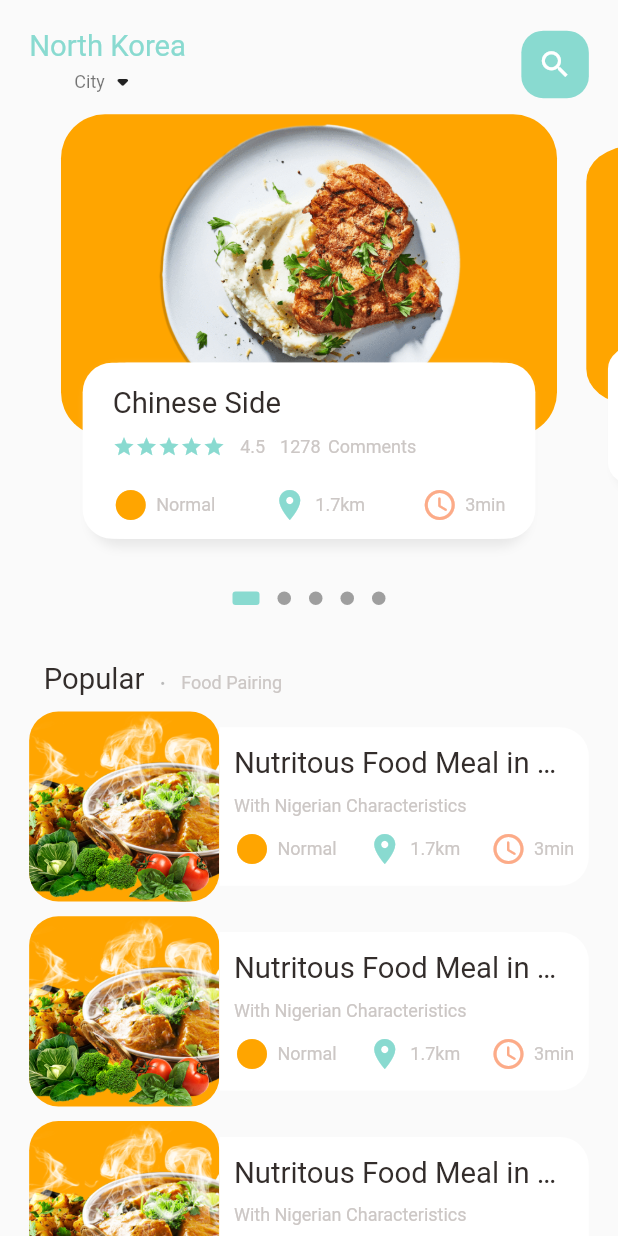
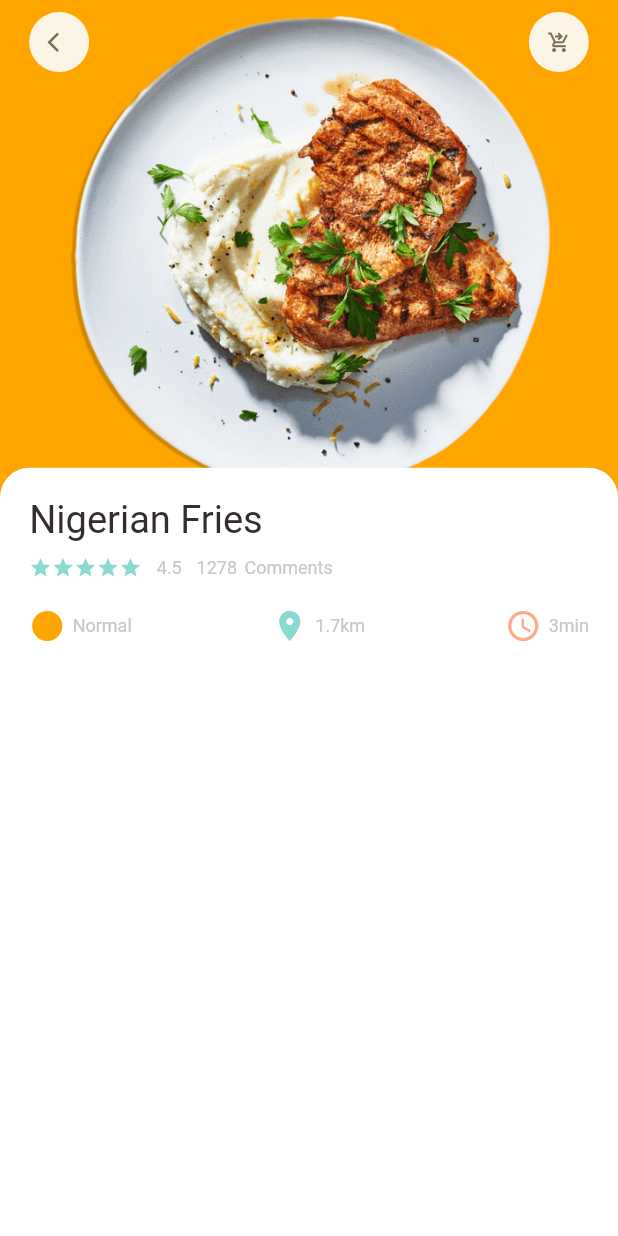
Before and after one commit to Chris-Eminence/Food-E-commerce-app, a Flutter app: the screen it shows after launch, on a phone screen of 412 x 824 dp. Run offline on Flutter 3.47's test engine with Material 2 defaults, Android fonts, the phone set to English and light mode, and no system bars; drawn by our look-alikes of dots_indicator; our stand-ins replace get.

Commit message:
food page details

```diff
--- a/lib/main.dart
+++ b/lib/main.dart
@@ -1,4 +1,5 @@
 import 'package:flutter/material.dart';
+import 'package:food_app/pages/food/popular_food_details.dart';
 import 'package:food_app/pages/home/main_food_page.dart';
 import 'package:get/get.dart';
 
@@ -17,7 +18,7 @@ class MyApp extends StatelessWidget {
       theme: ThemeData(
         primarySwatch: Colors.blue,
       ),
-      home: const MainFoodPage(),
+      home: const PopularFoodDetails(),
     );
   }
 }
--- a/lib/pages/food/popular_food_details.dart
+++ b/lib/pages/food/popular_food_details.dart
@@ -0,0 +1,78 @@
+import 'package:flutter/cupertino.dart';
+import 'package:flutter/material.dart';
+import 'package:food_app/app_color.dart';
+import 'package:food_app/utils/screen_dimensions.dart';
+import 'package:food_app/widgets/app_column.dart';
+import 'package:food_app/widgets/app_icon.dart';
+
+import '../../widgets/big_text_widgets.dart';
+import '../../widgets/icon_and_text_widget.dart';
+import '../../widgets/small_text_widget.dart';
+
+class PopularFoodDetails extends StatelessWidget {
+  const PopularFoodDetails({Key? key}) : super(key: key);
+
+  @override
+  Widget build(BuildContext context) {
+    return SafeArea(
+      child: Scaffold(
+        body: Stack(
+          children: [
+            Positioned(
+              left: 0,
+              right: 0,
+              child: Container(
+                width: double.maxFinite,
+                height: ScreenDimension.popularFoodImageSize,
+                decoration: BoxDecoration(
+                  color: AppColors.primaryColor,
+                  image: const DecorationImage(
+                    image: AssetImage(
+                      'images/first_food.png',
+                    ),
+                  ),
+                ),
+              ),
+            ),
+            Positioned(
+              left: ScreenDimension.width20,
+              right: ScreenDimension.width20,
+              child: Padding(
+                padding: const EdgeInsets.only(top: 8.0),
+                child: Row(
+                  mainAxisAlignment: MainAxisAlignment.spaceBetween,
+                  children: [
+                    AppIcon(icon: Icons.arrow_back_ios),
+                    AppIcon(icon: Icons.shopping_cart_checkout_outlined),
+                  ],
+                ),
+              ),
+            ),
+            Positioned(
+              left: 0,
+              right: 0,
+              bottom: 0,
+              top: ScreenDimension.popularFoodImageSize - 30,
+              child: Container(
+                  padding: EdgeInsets.only(
+                    left: ScreenDimension.width20,
+                    right: ScreenDimension.width20,
+                    top: ScreenDimension.height20,
+                  ),
+                  decoration: BoxDecoration(
+                    borderRadius: BorderRadius.only(
+                      topRight: Radius.circular(ScreenDimension.radius20),
+                      topLeft: Radius.circular(ScreenDimension.radius20),
+                    ),
+                    color: Colors.white,
+                  ),
+                  child: const AppColumn(
+                    text: 'Nigerian Fries',
+                  )),
+            )
+          ],
+        ),
+      ),
+    );
+  }
+}
--- a/lib/pages/home/food_page_body.dart
+++ b/lib/pages/home/food_page_body.dart
@@ -2,10 +2,13 @@ import 'package:dots_indicator/dots_indicator.dart';
 import 'package:flutter/cupertino.dart';
 import 'package:flutter/material.dart';
 import 'package:food_app/app_color.dart';
+import 'package:food_app/widgets/app_column.dart';
 import 'package:get/get.dart';
 import 'package:food_app/widgets/big_text_widgets.dart';
 import 'package:food_app/widgets/icon_and_text_widget.dart';
 import 'package:food_app/widgets/small_text_widget.dart';
+
+import '../../utils/screen_dimensions.dart';
 
 class FoodPageBody extends StatefulWidget {
   const FoodPageBody({Key? key}) : super(key: key);
@@ -252,52 +255,8 @@ class _FoodPageBodyState extends State<FoodPageBody> {
                   left: 15,
                   right: 15,
                 ),
-                child: Column(
-                  crossAxisAlignment: CrossAxisAlignment.start,
-                  children: [
-                    BigText(text: 'Chinese Side'),
-                    SizedBox(
-                      height: ScreenDimension.height10,
-                    ),
-                    Row(children: [
-                      Wrap(
-                        children: List.generate(
-                            5,
-                            (index) => Icon(
-                                  Icons.star,
-                                  color: AppColors.mainColor,
-                                  size: 15,
-                                )),
-                      ),
-                      SizedBox(width: 10),
-                      SmallText(text: '4.5'),
-                      SizedBox(width: 10),
-                      SmallText(text: '1278'),
-                      SizedBox(width: 5),
-                      SmallText(text: 'Comments')
-                    ]),
-                    SizedBox(height: ScreenDimension.height20),
-                    Row(
-                      mainAxisAlignment: MainAxisAlignment.spaceBetween,
-                      children: [
-                        IconAndTextWidget(
-                          icon: Icons.circle_sharp,
-                          text: 'Normal',
-                          iconColor: AppColors.primaryColor,
-                        ),
-                        IconAndTextWidget(
-                          icon: Icons.location_on,
-                          text: '1.7km',
-                          iconColor: AppColors.mainColor,
-                        ),
-                        IconAndTextWidget(
-                          icon: Icons.access_time_rounded,
-                          text: '3min',
-                          iconColor: AppColors.iconColor2,
-                        ),
-                      ],
-                    ),
-                  ],
+                child: AppColumn(
+                  text: 'Nigerian Fries',
                 ),
               ),
             ),
@@ -307,41 +266,3 @@ class _FoodPageBodyState extends State<FoodPageBody> {
     );
   }
 }
-
-// Dimension class for the app dimensions
-class ScreenDimension {
-  static double screenHeight = Get.context!.height;
-  static double screenWidth = Get.context!.width;
-
-  static double pageViewContainer = screenHeight / 3.84;
-  static double pageView = screenHeight / 2.64;
-  static double pageViewTextContainer = screenHeight / 7.03;
-
-  // Dynamic height -  padding and margin
-  static double height10 = screenHeight / 84.4;
-  static double height20 = screenHeight / 42.4;
-  static double height15 = screenHeight / 52.27;
-  static double height30 = screenHeight / 28.21;
-  static double height45 = screenHeight / 18.76;
-
-  // Dynamic Width - padding and margin
-  static double width10 = screenHeight / 84.4;
-  static double width20 = screenHeight / 42.4;
-  static double width15 = screenHeight / 52.27;
-  static double width30 = screenHeight / 28.21;
-  static double width45 = screenHeight / 18.76;
-
-  static double font20 = screenHeight / 42.2;
-
-  // radius
-  static double radius15 = screenHeight / 56.27;
-  static double radius20 = screenHeight / 42.2;
-  static double radius30 = screenHeight / 28.13;
-
-  //  icon size
-  static double iconSize24 = screenHeight / 35.17;
-
-  // ListView Size
-  static double listViewImageSize = screenWidth / 3.25;
-  static double listViewTextContainerize = screenWidth / 3.9;
-}
--- a/lib/pages/home/main_food_page.dart
+++ b/lib/pages/home/main_food_page.dart
@@ -4,6 +4,7 @@ import 'package:food_app/app_color.dart';
 import 'package:food_app/widgets/big_text_widgets.dart';
 import 'package:food_app/widgets/small_text_widget.dart';
 
+import '../../utils/screen_dimensions.dart';
 import 'food_page_body.dart';
 
 class MainFoodPage extends StatefulWidget {
--- /dev/null
+++ b/lib/utils/screen_dimensions.dart
@@ -0,0 +1,44 @@
+// Dimension class for the app dimensions
+import 'package:get/get.dart';
+
+class ScreenDimension {
+  static double screenHeight = Get.context!.height;
+  static double screenWidth = Get.context!.width;
+
+  static double pageViewContainer = screenHeight / 3.84;
+  static double pageView = screenHeight / 2.64;
+  static double pageViewTextContainer = screenHeight / 7.03;
+
+  // Dynamic height -  padding and margin
+  static double height10 = screenHeight / 84.4;
+  static double height20 = screenHeight / 42.4;
+  static double height15 = screenHeight / 52.27;
+  static double height30 = screenHeight / 28.21;
+  static double height45 = screenHeight / 18.76;
+
+  // Dynamic Width - padding and margin
+  static double width10 = screenHeight / 84.4;
+  static double width20 = screenHeight / 42.4;
+  static double width15 = screenHeight / 52.27;
+  static double width30 = screenHeight / 28.21;
+  static double width45 = screenHeight / 18.76;
+
+  static double font20 = screenHeight / 42.2;
+  static double font26 = screenHeight / 32.46;
+
+  // radius
+  static double radius15 = screenHeight / 56.27;
+  static double radius20 = screenHeight / 42.2;
+  static double radius30 = screenHeight / 28.13;
+
+  //  icon size
+  static double iconSize24 = screenHeight / 35.17;
+  static double iconSize16 = screenHeight / 52.75;
+
+  // ListView Size
+  static double listViewImageSize = screenWidth / 3.25;
+  static double listViewTextContainerize = screenWidth / 3.9;
+
+  // Popular foods
+  static double popularFoodImageSize = screenHeight / 2.41;
+}
--- /dev/null
+++ b/lib/widgets/app_column.dart
@@ -0,0 +1,66 @@
+import 'package:flutter/material.dart';
+import 'package:food_app/widgets/small_text_widget.dart';
+
+import '../app_color.dart';
+import '../utils/screen_dimensions.dart';
+import 'big_text_widgets.dart';
+import 'icon_and_text_widget.dart';
+
+class AppColumn extends StatelessWidget {
+  final String text;
+  const AppColumn({Key? key, required this.text}) : super(key: key);
+
+  @override
+  Widget build(BuildContext context) {
+    return Column(
+      crossAxisAlignment: CrossAxisAlignment.start,
+      children: [
+        BigText(
+          text: text,
+          size: ScreenDimension.font26,
+        ),
+        SizedBox(
+          height: ScreenDimension.height10,
+        ),
+        Row(children: [
+          Wrap(
+            children: List.generate(
+                5,
+                (index) => Icon(
+                      Icons.star,
+                      color: AppColors.mainColor,
+                      size: 15,
+                    )),
+          ),
+          SizedBox(width: 10),
+          SmallText(text: '4.5'),
+          SizedBox(width: 10),
+          SmallText(text: '1278'),
+          SizedBox(width: 5),
+          SmallText(text: 'Comments')
+        ]),
+        SizedBox(height: ScreenDimension.height20),
+        Row(
+          mainAxisAlignment: MainAxisAlignment.spaceBetween,
+          children: [
+            IconAndTextWidget(
+              icon: Icons.circle_sharp,
+              text: 'Normal',
+              iconColor: AppColors.primaryColor,
+            ),
+            IconAndTextWidget(
+              icon: Icons.location_on,
+              text: '1.7km',
+              iconColor: AppColors.mainColor,
+            ),
+            IconAndTextWidget(
+              icon: Icons.access_time_rounded,
+              text: '3min',
+              iconColor: AppColors.iconColor2,
+            ),
+          ],
+        ),
+      ],
+    );
+  }
+}
--- /dev/null
+++ b/lib/widgets/app_icon.dart
@@ -0,0 +1,33 @@
+import 'package:flutter/material.dart';
+import 'package:food_app/utils/screen_dimensions.dart';
+
+class AppIcon extends StatelessWidget {
+  final IconData icon;
+  final Color backgroundColor;
+  final Color iconColor;
+  final double size;
+  const AppIcon(
+      {Key? key,
+      required this.icon,
+      this.backgroundColor = const Color(0xFFfcf4e4),
+      this.iconColor = const Color(0xFF756D54),
+      this.size = 40})
+      : super(key: key);
+
+  @override
+  Widget build(BuildContext context) {
+    return Container(
+      width: size,
+      height: size,
+      decoration: BoxDecoration(
+        borderRadius: BorderRadius.circular(size / 2),
+        color: backgroundColor,
+      ),
+      child: Icon(
+        icon,
+        color: iconColor,
+        size: ScreenDimension.iconSize16,
+      ),
+    );
+  }
+}
--- a/lib/widgets/big_text_widgets.dart
+++ b/lib/widgets/big_text_widgets.dart
@@ -1,5 +1,6 @@
 import 'package:flutter/material.dart';
 import '../pages/home/food_page_body.dart';
+import '../utils/screen_dimensions.dart';
 
 class BigText extends StatelessWidget {
   Color? color;
--- a/utils/dimensions.dart
+++ /dev/null
@@ -1,9 +0,0 @@
-import 'package:get/get.dart';
-
-class ScreenDimensions {
-  static double screenHeight = Get.context!.height;
-  static double screenWidth = Get.context!.width;
-
-  static double pageViewContainer = screenHeight / 3.84;
-  static double pageViewTextContainer = screenHeight / 7.03;
-}
```
Also changed, not shown: lib/utils/dimensions.dart (deleted).
